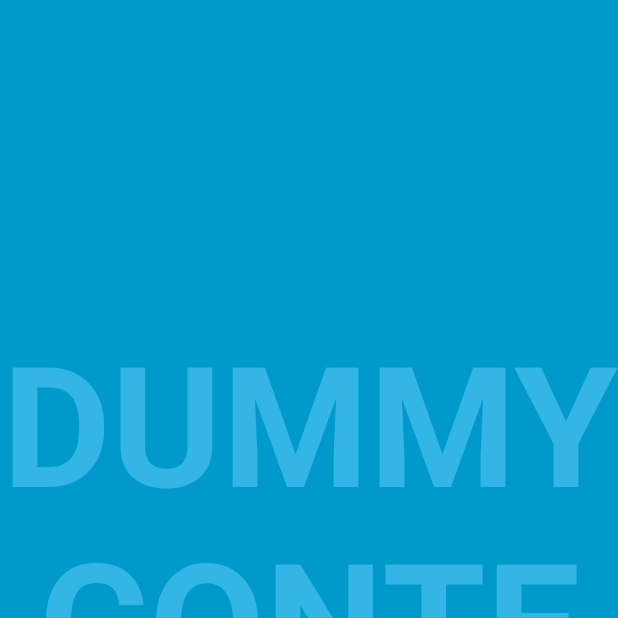
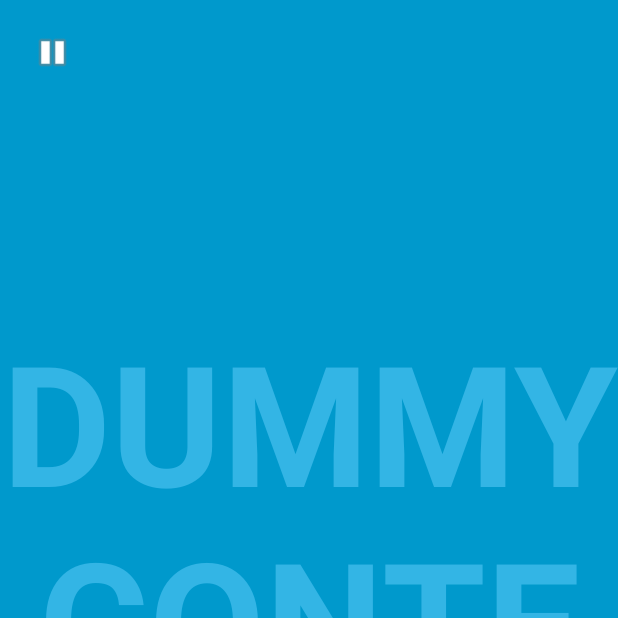
Before and after one commit to issacpeter/DailyQuotes, an Android app: the screen it shows after launch (FullscreenActivity), on a phone screen of 412 x 824 dp, the top half of it. Run offline under Robolectric (Android 15) with nearby library versions, the phone set to English and light mode, and no system bars.

Commit message:
initial commit

```diff
--- a/app/src/main/java/com/issacpeter/dailyquotes/FullscreenActivity.java
+++ b/app/src/main/java/com/issacpeter/dailyquotes/FullscreenActivity.java
@@ -2,6 +2,7 @@ package com.issacpeter.dailyquotes;
 
 import android.annotation.SuppressLint;
 import android.graphics.Color;
+import android.media.Image;
 import android.support.v7.app.ActionBar;
 import android.support.v7.app.AppCompatActivity;
 import android.os.Bundle;
@@ -9,6 +10,7 @@ import android.os.Handler;
 import android.util.Log;
 import android.view.MotionEvent;
 import android.view.View;
+import android.widget.ImageView;
 import android.widget.TextView;
 import android.widget.Toast;
 
@@ -30,95 +32,46 @@ public class FullscreenActivity extends AppCompatActivity {
     QuotesListResponse q;
     String cat;
     int count;
-    boolean isLoading=false;
+    boolean isPlaying=false;
     QuotesService mService;
     String quote, author, category;
     static int r, g, b;
-    /**
-     * Whether or not the system UI should be auto-hidden after
-     * {@link #AUTO_HIDE_DELAY_MILLIS} milliseconds.
-     */
-    private static final boolean AUTO_HIDE = true;
 
-    /**
-     * If {@link #AUTO_HIDE} is set, the number of milliseconds to wait after
-     * user interaction before hiding the system UI.
-     */
-    private static final int AUTO_HIDE_DELAY_MILLIS = 3000;
-
-    /**
-     * Some older devices needs a small delay between UI widget updates
-     * and a change of the status and navigation bar.
-     */
-    private static final int UI_ANIMATION_DELAY = 300;
-    private final Handler mHideHandler = new Handler();
     private TextView mContentView, mBottomContent;
-    private final Runnable mHidePart2Runnable = new Runnable() {
-        @SuppressLint("InlinedApi")
-        @Override
-        public void run() {
-            // Delayed removal of status and navigation bar
-
-            // Note that some of these constants are new as of API 16 (Jelly Bean)
-            // and API 19 (KitKat). It is safe to use them, as they are inlined
-            // at compile-time and do nothing on earlier devices.
-            mContentView.setSystemUiVisibility(View.SYSTEM_UI_FLAG_LOW_PROFILE
-                    | View.SYSTEM_UI_FLAG_FULLSCREEN
-                    | View.SYSTEM_UI_FLAG_LAYOUT_STABLE
-                    | View.SYSTEM_UI_FLAG_IMMERSIVE_STICKY
-                    | View.SYSTEM_UI_FLAG_LAYOUT_HIDE_NAVIGATION
-                    | View.SYSTEM_UI_FLAG_HIDE_NAVIGATION);
-        }
-    };
-    private View mControlsView, mContainer;
-    private final Runnable mShowPart2Runnable = new Runnable() {
-        @Override
-        public void run() {
-            // Delayed display of UI elements
-            ActionBar actionBar = getSupportActionBar();
-            if (actionBar != null) {
-                actionBar.show();
-            }
-            mControlsView.setVisibility(View.VISIBLE);
-        }
-    };
-    private boolean mVisible;
-    private final Runnable mHideRunnable = new Runnable() {
-        @Override
-        public void run() {
-            hide();
-        }
-    };
-    /**
-     * Touch listener to use for in-layout UI controls to delay hiding the
-     * system UI. This is to prevent the jarring behavior of controls going away
-     * while interacting with activity UI.
-     */
-    private final View.OnTouchListener mDelayHideTouchListener = new View.OnTouchListener() {
-        @Override
-        public boolean onTouch(View view, MotionEvent motionEvent) {
-            if (AUTO_HIDE) {
-                delayedHide(AUTO_HIDE_DELAY_MILLIS);
-            }
-            return false;
-        }
-    };
+    private ImageView mPlayButton;
+    private View mContainer;
 
     @Override
     protected void onCreate(Bundle savedInstanceState) {
         super.onCreate(savedInstanceState);
 
         setContentView(R.layout.activity_fullscreen);
-
+        isPlaying = true;
         q = new QuotesListResponse();
         cat = "famous";
         count = 1;
-        mVisible = true;
         mService = ApiUtils.getQuotesService();
 
+        // Hide UI first
+        ActionBar actionBar = getSupportActionBar();
+        if (actionBar != null) {
+            actionBar.hide();
+        }
+        // Delayed removal of status and navigation bar
+
+        // Note that some of these constants are new as of API 16 (Jelly Bean)
+        // and API 19 (KitKat). It is safe to use them, as they are inlined
+        // at compile-time and do nothing on earlier devices.
         mContainer = findViewById(R.id.container);
-        mControlsView = findViewById(R.id.fullscreen_content_controls);
         mContentView = (TextView) findViewById(R.id.fullscreen_content);
+        mPlayButton = (ImageView) findViewById(R.id.play);
+
+        mContentView.setSystemUiVisibility(View.SYSTEM_UI_FLAG_LOW_PROFILE
+                | View.SYSTEM_UI_FLAG_FULLSCREEN
+                | View.SYSTEM_UI_FLAG_LAYOUT_STABLE
+                | View.SYSTEM_UI_FLAG_IMMERSIVE_STICKY
+                | View.SYSTEM_UI_FLAG_LAYOUT_HIDE_NAVIGATION
+                | View.SYSTEM_UI_FLAG_HIDE_NAVIGATION);
         mBottomContent = (TextView) findViewById(R.id.bottom_content);
 
         getQuotes(cat, count);
@@ -131,10 +84,12 @@ public class FullscreenActivity extends AppCompatActivity {
             }
         });
 
-        // Upon interacting with UI controls, delay any scheduled hide()
-        // operations to prevent the jarring behavior of controls going away
-        // while interacting with the UI.
-        findViewById(R.id.dummy_button).setOnTouchListener(mDelayHideTouchListener);
+        mPlayButton.setOnClickListener(new View.OnClickListener() {
+            @Override
+            public void onClick(View view) {
+                playAndPause();
+            }
+        });
     }
 
     @Override
@@ -144,61 +99,15 @@ public class FullscreenActivity extends AppCompatActivity {
         // Trigger the initial hide() shortly after the activity has been
         // created, to briefly hint to the user that UI controls
         // are available.
-        delayedHide(100);
     }
 
-    private void toggle() {
-        if (mVisible) {
-            hide();
-        } else {
-            show();
-        }
-    }
-
-    private void hide() {
-        // Hide UI first
-        ActionBar actionBar = getSupportActionBar();
-        if (actionBar != null) {
-            actionBar.hide();
-        }
-        mControlsView.setVisibility(View.GONE);
-        mVisible = false;
-
-        // Schedule a runnable to remove the status and navigation bar after a delay
-        mHideHandler.removeCallbacks(mShowPart2Runnable);
-        mHideHandler.postDelayed(mHidePart2Runnable, UI_ANIMATION_DELAY);
-    }
-
-    @SuppressLint("InlinedApi")
-    private void show() {
-        // Show the system bar
-        mContentView.setSystemUiVisibility(View.SYSTEM_UI_FLAG_LAYOUT_FULLSCREEN
-                | View.SYSTEM_UI_FLAG_LAYOUT_HIDE_NAVIGATION);
-        mVisible = true;
-
-        // Schedule a runnable to display UI elements after a delay
-        mHideHandler.removeCallbacks(mHidePart2Runnable);
-        mHideHandler.postDelayed(mShowPart2Runnable, UI_ANIMATION_DELAY);
-    }
-
-    /**
-     * Schedules a call to hide() in [delay] milliseconds, canceling any
-     * previously scheduled calls.
-     */
-    private void delayedHide(int delayMillis) {
-        mHideHandler.removeCallbacks(mHideRunnable);
-        mHideHandler.postDelayed(mHideRunnable, delayMillis);
-        getQuotes(cat, count);
-
-    }
 
     public QuotesListResponse getQuotes(String cat, int count){
-        isLoading = true;
+
         mService.getQuotes(cat, count).enqueue(new Callback<QuotesListResponse>() {
             @Override
             public void onResponse(Call<QuotesListResponse> call, Response<QuotesListResponse> response) {
                 if(response.isSuccessful()) {
-                    isLoading = false;
                     quote = response.body().getQuote();
                     author = response.body().getAuthor();
                     mContentView.setText("\""+quote+"\"");
@@ -216,7 +125,6 @@ public class FullscreenActivity extends AppCompatActivity {
 //                    Toast.makeText(FullscreenActivity.this, "quotes loaded from API", Toast.LENGTH_SHORT).show();
 
                 }else {
-                    isLoading = false;
                     int statusCode  = response.code();
                     Log.v("Notsuccessful response", response.toString());
                     Toast.makeText(FullscreenActivity.this, "Notsuccessful response", Toast.LENGTH_SHORT).show();
@@ -227,7 +135,6 @@ public class FullscreenActivity extends AppCompatActivity {
             @Override
             public void onFailure(Call<QuotesListResponse> call, Throwable t) {
 
-                isLoading = false;
                 Log.d("FullScreenActivity ", "error loading from API "+t);
                 t.printStackTrace();
             }
@@ -250,4 +157,16 @@ public class FullscreenActivity extends AppCompatActivity {
         double y = (299 * r + 587 * g + 114 * b) / 1000;
         return y >= 128 ? R.color.colorBlack : R.color.colorWhite;
     }
+
+    public void playAndPause(){
+        if (isPlaying) {
+            mContentView.setClickable(false);
+            mPlayButton.setImageResource(android.R.drawable.ic_media_play);
+            isPlaying = false;
+        }else {
+            mContentView.setClickable(true);
+            mPlayButton.setImageResource(android.R.drawable.ic_media_pause);
+            isPlaying = true;
+        }
+    }
 }
--- a/app/src/main/res/layout/activity_fullscreen.xml
+++ b/app/src/main/res/layout/activity_fullscreen.xml
@@ -32,33 +32,12 @@
         android:textStyle="bold"
         android:layout_margin="20dp"
         />
+    <ImageView
+        android:id="@+id/play"
+        android:layout_width="30dp"
+        android:layout_height="30dp"
+        android:src="@android:drawable/ic_media_pause"
+        android:layout_margin="20dp"
 
-    <!-- This FrameLayout insets its children based on system windows using
-         android:fitsSystemWindows. -->
-    <FrameLayout
-        android:layout_width="match_parent"
-        android:layout_height="match_parent"
-        android:fitsSystemWindows="true">
-
-        <LinearLayout
-            android:id="@+id/fullscreen_content_controls"
-            style="?metaButtonBarStyle"
-            android:layout_width="match_parent"
-            android:layout_height="wrap_content"
-            android:layout_gravity="bottom|center_horizontal"
-            android:background="@color/black_overlay"
-            android:orientation="horizontal"
-            tools:ignore="UselessParent">
-
-            <Button
-                android:id="@+id/dummy_button"
-                style="?metaButtonBarButtonStyle"
-                android:layout_width="0dp"
-                android:layout_height="wrap_content"
-                android:layout_weight="1"
-                android:text="@string/dummy_button" />
-
-        </LinearLayout>
-    </FrameLayout>
-
+        />
 </FrameLayout>
```
